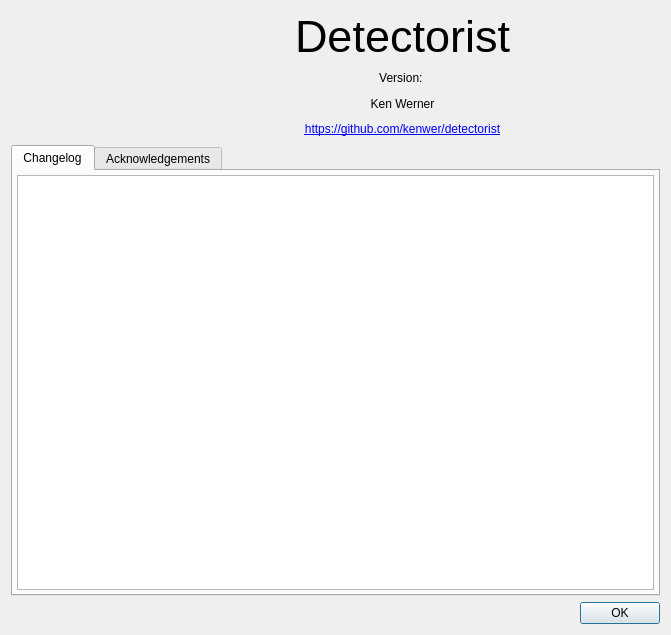
The window that src/detectorist/about_dialog.ui (kenwer/detectorist) describes before a commit, drawn with Qt 5.
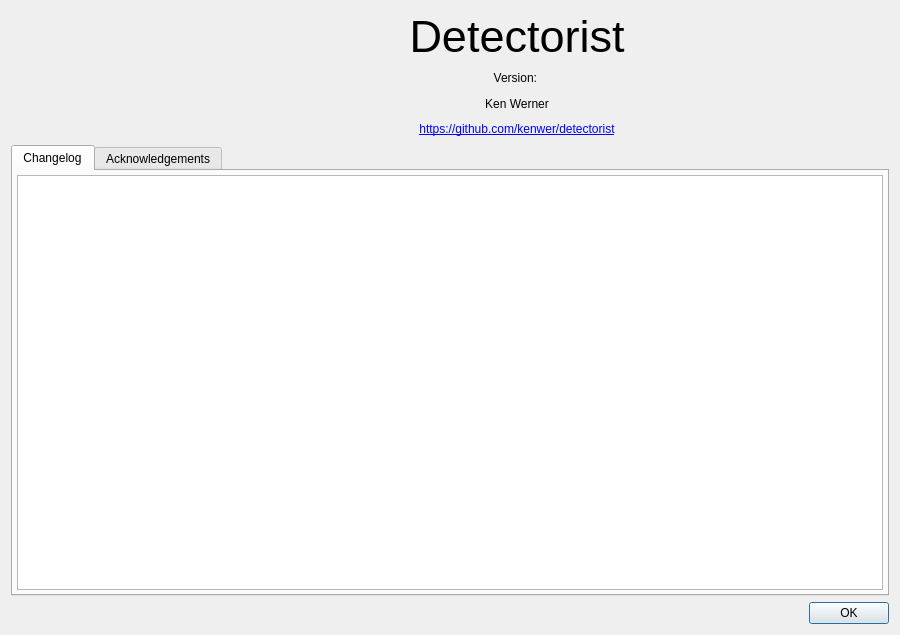
The same window after the commit. Icons and pictures are not drawn.

Diff of the .ui file:
```diff
--- a/src/detectorist/about_dialog.ui
+++ b/src/detectorist/about_dialog.ui
@@ -6,7 +6,7 @@
    <rect>
     <x>0</x>
     <y>0</y>
-    <width>671</width>
+    <width>900</width>
     <height>635</height>
    </rect>
   </property>
```
